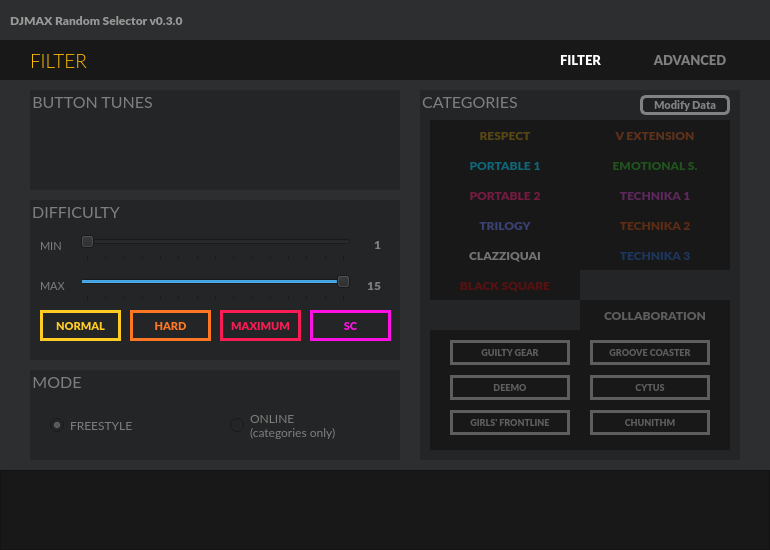
Old version of the form selector_ui.ui in the repository wowvv0w/djmax-random-selector.
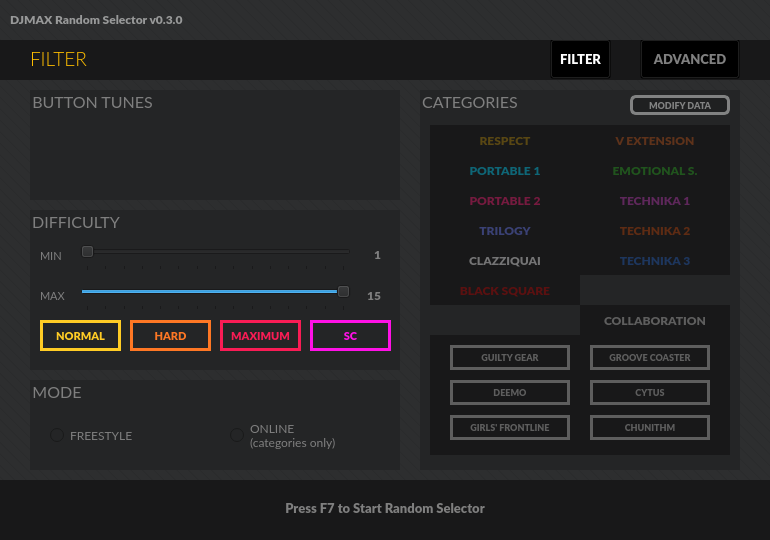
New version of the form. Icons and pictures are not drawn.

Commit message: ui designing 5, input delay add again

Patch:
```diff
--- a/selector_ui.ui
+++ b/selector_ui.ui
@@ -7,19 +7,19 @@
     <x>0</x>
     <y>0</y>
     <width>770</width>
-    <height>550</height>
+    <height>540</height>
    </rect>
   </property>
   <property name="minimumSize">
    <size>
     <width>770</width>
-    <height>550</height>
+    <height>540</height>
    </size>
   </property>
   <property name="maximumSize">
    <size>
     <width>770</width>
-    <height>550</height>
+    <height>540</height>
    </size>
   </property>
   <property name="font">
@@ -31,16 +31,45 @@
    <string>DJMAX Random Selector v0.3.0</string>
   </property>
   <property name="styleSheet">
-   <string notr="true">background-color: #2d2e2f;</string>
+   <string notr="true">QWidget{
+	background-color:qlineargradient(spread:repeat, x1:0.99, y1:0.007, x2:1, y2:0, stop:0 rgba(45, 46, 47, 255), stop:0.4 rgba(45, 46, 47, 255), stop:0.475 rgba(42, 43, 44, 255), stop:0.525 rgba(42, 43, 44, 255), stop:0.6 rgba(45, 46, 47, 255), stop:1 rgba(45, 46, 47, 255));
+}
+QTabWidget::pane{
+	background: transparent;
+	border: none;
+}
+QTabBar::tab {
+    width: 0;
+	height: 0;
+	margin: 0;
+	padding: 0;
+	border: none;
+}
+QFrame{
+	background-color:#181819;
+	border:none;
+}
+QLabel{
+	background:transparent;
+	color:#7f7f7f;
+}
+QGroupBox{
+	background-color:#242526;
+	color:#7f7f7f;
+	border:none;
+}</string>
   </property>
   <widget class="QWidget" name="centralwidget">
+   <property name="styleSheet">
+    <string notr="true"/>
+   </property>
    <widget class="QTabWidget" name="tabWidget">
     <property name="geometry">
      <rect>
       <x>0</x>
       <y>90</y>
       <width>770</width>
-      <height>370</height>
+      <height>380</height>
      </rect>
     </property>
     <property name="font">
@@ -51,19 +80,7 @@
      </font>
     </property>
     <property name="styleSheet">
-     <string notr="true">QTabWidget::pane{
-	background: transparent;
-	border: none;
-
-}
-
-QTabBar::tab {
-    width: 0;
-	height: 0;
-	margin: 0;
-	padding: 0;
-	border: none;
-}</string>
+     <string notr="true">background: transparent;</string>
     </property>
     <property name="tabPosition">
      <enum>QTabWidget::North</enum>
@@ -84,7 +101,7 @@
         <x>420</x>
         <y>0</y>
         <width>320</width>
-        <height>370</height>
+        <height>380</height>
        </rect>
       </property>
       <property name="font">
@@ -102,9 +119,8 @@
        <enum>Qt::LeftToRight</enum>
       </property>
       <property name="styleSheet">
-       <string notr="true">background: #242526;
-color: #7f7f7f;
-border: none;</string>
+       <string notr="true">background-color:#242526;
+border:none;</string>
       </property>
       <property name="title">
        <string>CATEGORIES</string>
@@ -119,7 +135,7 @@
        <property name="geometry">
         <rect>
          <x>10</x>
-         <y>30</y>
+         <y>35</y>
          <width>150</width>
          <height>30</height>
         </rect>
@@ -149,15 +165,12 @@
        <property name="checkable">
         <bool>true</bool>
        </property>
-       <property name="checked">
-        <bool>false</bool>
-       </property>
       </widget>
       <widget class="QPushButton" name="cb_p1">
        <property name="geometry">
         <rect>
          <x>10</x>
-         <y>60</y>
+         <y>65</y>
          <width>150</width>
          <height>30</height>
         </rect>
@@ -187,15 +200,12 @@
        <property name="checkable">
         <bool>true</bool>
        </property>
-       <property name="checked">
-        <bool>false</bool>
-       </property>
       </widget>
       <widget class="QPushButton" name="cb_p2">
        <property name="geometry">
         <rect>
          <x>10</x>
-         <y>90</y>
+         <y>95</y>
          <width>150</width>
          <height>30</height>
         </rect>
@@ -225,15 +235,12 @@
        <property name="checkable">
         <bool>true</bool>
        </property>
-       <property name="checked">
-        <bool>false</bool>
-       </property>
       </widget>
       <widget class="QPushButton" name="cb_tr">
        <property name="geometry">
         <rect>
          <x>10</x>
-         <y>120</y>
+         <y>125</y>
          <width>150</width>
          <height>30</height>
         </rect>
@@ -263,15 +270,12 @@
        <property name="checkable">
         <bool>true</bool>
        </property>
-       <property name="checked">
-        <bool>false</bool>
-       </property>
       </widget>
       <widget class="QPushButton" name="cb_ce">
        <property name="geometry">
         <rect>
          <x>10</x>
-         <y>150</y>
+         <y>155</y>
          <width>150</width>
          <height>30</height>
         </rect>
@@ -301,15 +305,12 @@
        <property name="checkable">
         <bool>true</bool>
        </property>
-       <property name="checked">
-        <bool>false</bool>
-       </property>
       </widget>
       <widget class="QPushButton" name="cb_bs">
        <property name="geometry">
         <rect>
          <x>10</x>
-         <y>180</y>
+         <y>185</y>
          <width>150</width>
          <height>30</height>
         </rect>
@@ -339,15 +340,12 @@
        <property name="checkable">
         <bool>true</bool>
        </property>
-       <property name="checked">
-        <bool>false</bool>
-       </property>
       </widget>
       <widget class="QPushButton" name="cb_ve">
        <property name="geometry">
         <rect>
          <x>160</x>
-         <y>30</y>
+         <y>35</y>
          <width>150</width>
          <height>30</height>
         </rect>
@@ -377,15 +375,12 @@
        <property name="checkable">
         <bool>true</bool>
        </property>
-       <property name="checked">
-        <bool>false</bool>
-       </property>
       </widget>
       <widget class="QPushButton" name="cb_es">
        <property name="geometry">
         <rect>
          <x>160</x>
-         <y>60</y>
+         <y>65</y>
          <width>150</width>
          <height>30</height>
         </rect>
@@ -415,15 +410,12 @@
        <property name="checkable">
         <bool>true</bool>
        </property>
-       <property name="checked">
-        <bool>false</bool>
-       </property>
       </widget>
       <widget class="QPushButton" name="cb_t1">
        <property name="geometry">
         <rect>
          <x>160</x>
-         <y>90</y>
+         <y>95</y>
          <width>150</width>
          <height>30</height>
         </rect>
@@ -453,15 +445,12 @@
        <property name="checkable">
         <bool>true</bool>
        </property>
-       <property name="checked">
-        <bool>false</bool>
-       </property>
       </widget>
       <widget class="QPushButton" name="cb_t2">
        <property name="geometry">
         <rect>
          <x>160</x>
-         <y>120</y>
+         <y>125</y>
          <width>150</width>
          <height>30</height>
         </rect>
@@ -482,7 +471,7 @@
 
 QPushButton:checked {
  	color: #000000;
-    background-color:qlineargradient(spread:pad, x1:0, y1:0.48, x2:1, y2:0.5, stop:0 rgba(255, 8, 211, 255), stop:0.189278 rgba(255, 109, 0, 255), stop:0.27 rgba(255, 109, 0, 255), stop:0.493435 rgba(255, 196, 1, 255), stop:0.613786 rgba(255, 196, 1, 255), stop:0.799781 rgba(98, 220, 99, 255), stop:1 rgba(0, 210, 255, 255));
+    background-color:qlineargradient(spread:pad, x1:0, y1:0.48, x2:1, y2:0.5, stop:0 rgba(255, 8, 211, 255), stop:0.189278 rgba(255, 109, 0, 255), stop:0.336449 rgba(255, 128, 0, 255), stop:0.439252 rgba(255, 192, 1, 255), stop:0.616422 rgba(255, 196, 1, 255), stop:0.799781 rgba(98, 220, 99, 255), stop:0.946078 rgba(0, 210, 255, 255))
 }</string>
        </property>
        <property name="text">
@@ -491,15 +480,12 @@
        <property name="checkable">
         <bool>true</bool>
        </property>
-       <property name="checked">
-        <bool>false</bool>
-       </property>
       </widget>
       <widget class="QPushButton" name="cb_t3">
        <property name="geometry">
         <rect>
          <x>160</x>
-         <y>150</y>
+         <y>155</y>
          <width>150</width>
          <height>30</height>
         </rect>
@@ -529,15 +515,12 @@
        <property name="checkable">
         <bool>true</bool>
        </property>
-       <property name="checked">
-        <bool>false</bool>
-       </property>
       </widget>
       <widget class="QFrame" name="collab_frame">
        <property name="geometry">
         <rect>
          <x>10</x>
-         <y>240</y>
+         <y>245</y>
          <width>300</width>
          <height>120</height>
         </rect>
@@ -551,7 +534,10 @@
         </font>
        </property>
        <property name="styleSheet">
-        <string notr="true">background: #181819;</string>
+        <string notr="true">QFrame{
+	background: #181819;
+}
+</string>
        </property>
        <property name="frameShape">
         <enum>QFrame::StyledPanel</enum>
@@ -620,9 +606,8 @@
          <string notr="true">QPushButton {
     border: 3px solid #5e5e5e;
 	color: #5e5e5e;
-    background-color: #00000000;
+    background-color: transparent;
 }
-
 QPushButton:checked {
 	border-color: #51eefe;
  	color: #51eefe;
@@ -635,9 +620,6 @@
         <property name="checkable">
          <bool>true</bool>
         </property>
-        <property name="checked">
-         <bool>false</bool>
-        </property>
        </widget>
        <widget class="QPushButton" name="cb_chu">
         <property name="geometry">
@@ -660,9 +642,8 @@
          <string notr="true">QPushButton {
     border: 3px solid #5e5e5e;
 	color: #5e5e5e;
-    background-color: #00000000;
+    background-color: transparent;
 }
-
 QPushButton:checked {
 	border-color: #ffd700;
  	color: #ffd700;
@@ -675,9 +656,6 @@
         <property name="checkable">
          <bool>true</bool>
         </property>
-        <property name="checked">
-         <bool>false</bool>
-        </property>
        </widget>
        <widget class="QPushButton" name="cb_dm">
         <property name="geometry">
@@ -700,9 +678,8 @@
          <string notr="true">QPushButton {
     border: 3px solid #5e5e5e;
 	color: #5e5e5e;
-    background-color: #00000000;
+    background-color: transparent;
 }
-
 QPushButton:checked {
 	border-color: #99e5d8;
  	color: #99e5d8;
@@ -715,9 +692,6 @@
         <property name="checkable">
          <bool>true</bool>
         </property>
-        <property name="checked">
-         <bool>false</bool>
-        </property>
        </widget>
        <widget class="QPushButton" name="cb_cy">
         <property name="geometry">
@@ -740,9 +714,8 @@
          <string notr="true">QPushButton {
     border: 3px solid #5e5e5e;
 	color: #5e5e5e;
-    background-color: #00000000;
+    background-color: transparent;
 }
-
 QPushButton:checked {
 	border-color: #ee1538;
  	color: #ee1538;
@@ -755,9 +728,6 @@
         <property name="checkable">
          <bool>true</bool>
         </property>
-        <property name="checked">
-         <bool>false</bool>
-        </property>
        </widget>
        <widget class="QPushButton" name="cb_gf">
         <property name="geometry">
@@ -780,9 +750,8 @@
          <string notr="true">QPushButton {
     border: 3px solid #5e5e5e;
 	color: #5e5e5e;
-    background-color: #00000000;
+    background-color: transparent;
 }
-
 QPushButton:checked {
 	border-color: #fdb426;
  	color: #fdb426;
@@ -795,9 +764,6 @@
         <property name="checkable">
          <bool>true</bool>
         </property>
-        <property name="checked">
-         <bool>false</bool>
-        </property>
        </widget>
        <zorder>cb_gg</zorder>
        <zorder>cb_gc</zorder>
@@ -810,7 +776,7 @@
        <property name="geometry">
         <rect>
          <x>160</x>
-         <y>210</y>
+         <y>215</y>
          <width>150</width>
          <height>30</height>
         </rect>
@@ -840,23 +806,20 @@
        <property name="checkable">
         <bool>true</bool>
        </property>
-       <property name="checked">
-        <bool>false</bool>
-       </property>
       </widget>
       <widget class="QPushButton" name="data_button">
        <property name="geometry">
         <rect>
-         <x>220</x>
+         <x>210</x>
          <y>5</y>
-         <width>90</width>
+         <width>100</width>
          <height>20</height>
         </rect>
        </property>
        <property name="font">
         <font>
          <family>Lato Black</family>
-         <pointsize>8</pointsize>
+         <pointsize>7</pointsize>
          <weight>75</weight>
          <bold>true</bold>
         </font>
@@ -870,7 +833,7 @@
 }</string>
        </property>
        <property name="text">
-        <string>Modify Data</string>
+        <string>MODIFY DATA</string>
        </property>
       </widget>
       <zorder>cb_t3</zorder>
@@ -894,7 +857,7 @@
         <x>30</x>
         <y>0</y>
         <width>370</width>
-        <height>100</height>
+        <height>110</height>
        </rect>
       </property>
       <property name="font">
@@ -906,9 +869,8 @@
        </font>
       </property>
       <property name="styleSheet">
-       <string notr="true">background: #242526;
-color: #7f7f7f;
-border: none</string>
+       <string notr="true">background-color:#242526;
+border:none;</string>
       </property>
       <property name="title">
        <string>BUTTON TUNES</string>
@@ -919,7 +881,7 @@
          <x>30</x>
          <y>30</y>
          <width>311</width>
-         <height>62</height>
+         <height>71</height>
         </rect>
        </property>
        <layout class="QHBoxLayout" name="bt_layout">
@@ -941,11 +903,6 @@
             <bold>false</bold>
            </font>
           </property>
-          <property name="styleSheet">
-           <string notr="true">QPushButton {
-    background: transparent;
-}</string>
-          </property>
           <property name="text">
            <string/>
           </property>
@@ -965,9 +922,6 @@
           <property name="checkable">
            <bool>true</bool>
           </property>
-          <property name="checked">
-           <bool>false</bool>
-          </property>
          </widget>
         </item>
         <item>
@@ -985,11 +939,6 @@
             <bold>false</bold>
            </font>
           </property>
-          <property name="styleSheet">
-           <string notr="true">QPushButton{
-	background: transparent;
-}</string>
-          </property>
           <property name="text">
            <string/>
           </property>
@@ -1009,9 +958,6 @@
           <property name="checkable">
            <bool>true</bool>
           </property>
-          <property name="checked">
-           <bool>false</bool>
-          </property>
          </widget>
         </item>
         <item>
@@ -1029,11 +975,6 @@
             <bold>false</bold>
            </font>
           </property>
-          <property name="styleSheet">
-           <string notr="true">QPushButton{
-	background: transparent;
-}</string>
-          </property>
           <property name="text">
            <string/>
           </property>
@@ -1053,9 +994,6 @@
           <property name="checkable">
            <bool>true</bool>
           </property>
-          <property name="checked">
-           <bool>false</bool>
-          </property>
          </widget>
         </item>
         <item>
@@ -1074,9 +1012,7 @@
            </font>
           </property>
           <property name="styleSheet">
-           <string notr="true">QPushButton{
-	background: transparent;
-}</string>
+           <string notr="true"/>
           </property>
           <property name="text">
            <string/>
@@ -1097,9 +1033,6 @@
           <property name="checkable">
            <bool>true</bool>
           </property>
-          <property name="checked">
-           <bool>false</bool>
-          </property>
          </widget>
         </item>
        </layout>
@@ -1128,7 +1061,7 @@
       <property name="geometry">
        <rect>
         <x>30</x>
-        <y>110</y>
+        <y>120</y>
         <width>370</width>
         <height>160</height>
        </rect>
@@ -1142,9 +1075,8 @@
        </font>
       </property>
       <property name="styleSheet">
-       <string notr="true">background: #242526;
-color: #7f7f7f;
-border: none</string>
+       <string notr="true">background-color:#242526;
+border:none;</string>
       </property>
       <property name="title">
        <string>DIFFICULTY</string>
@@ -1352,9 +1284,6 @@
        <property name="checkable">
         <bool>true</bool>
        </property>
-       <property name="checked">
-        <bool>false</bool>
-       </property>
       </widget>
       <widget class="QPushButton" name="cb_hd">
        <property name="geometry">
@@ -1392,9 +1321,6 @@
        <property name="checkable">
         <bool>true</bool>
        </property>
-       <property name="checked">
-        <bool>false</bool>
-       </property>
       </widget>
       <widget class="QPushButton" name="cb_mx">
        <property name="geometry">
@@ -1432,9 +1358,6 @@
        <property name="checkable">
         <bool>true</bool>
        </property>
-       <property name="checked">
-        <bool>false</bool>
-       </property>
       </widget>
       <widget class="QPushButton" name="cb_sc">
        <property name="geometry">
@@ -1472,9 +1395,6 @@
        <property name="checkable">
         <bool>true</bool>
        </property>
-       <property name="checked">
-        <bool>false</bool>
-       </property>
       </widget>
       <widget class="QLabel" name="lock_diff">
        <property name="geometry">
@@ -1500,7 +1420,7 @@
       <property name="geometry">
        <rect>
         <x>30</x>
-        <y>280</y>
+        <y>290</y>
         <width>370</width>
         <height>90</height>
        </rect>
@@ -1514,9 +1434,9 @@
        </font>
       </property>
       <property name="styleSheet">
-       <string notr="true">background: #242526;
-color: #7f7f7f;
-border:none</string>
+       <string notr="true">background-color:#242526;
+border:none;
+color:#7f7f7f</string>
       </property>
       <property name="title">
        <string>MODE</string>
@@ -1543,9 +1463,6 @@
        <property name="text">
         <string>FREESTYLE</string>
        </property>
-       <property name="checked">
-        <bool>true</bool>
-       </property>
       </widget>
       <widget class="QRadioButton" name="cb_online">
        <property name="geometry">
@@ -1568,9 +1485,6 @@
         <string>ONLINE
 (categories only)</string>
        </property>
-       <property name="checked">
-        <bool>false</bool>
-       </property>
       </widget>
      </widget>
     </widget>
@@ -1590,9 +1504,17 @@
      </rect>
     </property>
     <property name="styleSheet">
-     <string notr="true">background-color: #181819;
-color: #7f7f7f;
-border:none;</string>
+     <string notr="true">QLabel{
+	background: transparent;
+	color: #ffbe00;
+}
+QPushButton {
+	color: #7f7f7f;
+    background-color: transparent;
+}
+QPushButton:checked {
+ 	color: #ffffff;
+}</string>
     </property>
     <property name="frameShape">
      <enum>QFrame::StyledPanel</enum>
@@ -1604,7 +1526,7 @@
      <property name="geometry">
       <rect>
        <x>30</x>
-       <y>0</y>
+       <y>-2</y>
        <width>271</width>
        <height>41</height>
       </rect>
@@ -1615,10 +1537,6 @@
        <pointsize>14</pointsize>
       </font>
      </property>
-     <property name="styleSheet">
-      <string notr="true">background:transparent;
-color: #ffbe00</string>
-     </property>
      <property name="text">
       <string>FILTER</string>
      </property>
@@ -1630,7 +1548,7 @@
      <property name="geometry">
       <rect>
        <x>550</x>
-       <y>0</y>
+       <y>-1</y>
        <width>61</width>
        <height>40</height>
       </rect>
@@ -1644,14 +1562,7 @@
       </font>
      </property>
      <property name="styleSheet">
-      <string notr="true">QPushButton {
-	color: #7f7f7f;
-    background-color: transparent;
-}
-
-QPushButton:checked {
- 	color: #ffffff;
-}</string>
+      <string notr="true"/>
      </property>
      <property name="text">
       <string>FILTER</string>
@@ -1667,7 +1578,7 @@
      <property name="geometry">
       <rect>
        <x>640</x>
-       <y>0</y>
+       <y>-1</y>
        <width>100</width>
        <height>40</height>
       </rect>
@@ -1680,16 +1591,6 @@
        <bold>true</bold>
       </font>
      </property>
-     <property name="styleSheet">
-      <string notr="true">QPushButton {
-	color: #7f7f7f;
-    background-color: transparent;
-}
-
-QPushButton:checked {
- 	color: #ffffff;
-}</string>
-     </property>
      <property name="text">
       <string>ADVANCED</string>
      </property>
@@ -1702,13 +1603,15 @@
     <property name="geometry">
      <rect>
       <x>0</x>
-      <y>470</y>
+      <y>480</y>
       <width>770</width>
-      <height>80</height>
+      <height>60</height>
      </rect>
     </property>
     <property name="styleSheet">
-     <string notr="true">background-color: #181819;</string>
+     <string notr="true">QFrame{
+	background-color: #181819;
+}</string>
     </property>
     <property name="frameShape">
      <enum>QFrame::StyledPanel</enum>
@@ -1716,6 +1619,30 @@
     <property name="frameShadow">
      <enum>QFrame::Raised</enum>
     </property>
+    <widget class="QLabel" name="label">
+     <property name="geometry">
+      <rect>
+       <x>0</x>
+       <y>-2</y>
+       <width>770</width>
+       <height>60</height>
+      </rect>
+     </property>
+     <property name="font">
+      <font>
+       <family>Lato Black</family>
+       <pointsize>10</pointsize>
+       <weight>75</weight>
+       <bold>true</bold>
+      </font>
+     </property>
+     <property name="text">
+      <string>Press F7 to Start Random Selector</string>
+     </property>
+     <property name="alignment">
+      <set>Qt::AlignCenter</set>
+     </property>
+    </widget>
    </widget>
    <widget class="QFrame" name="title_bar">
     <property name="geometry">
@@ -1727,8 +1654,17 @@
      </rect>
     </property>
     <property name="styleSheet">
-     <string notr="true">background:transparent;
-border:none;</string>
+     <string notr="true">QFrame{
+	background:transparent;
+}
+QPushButton{
+	background: transparent;
+	border: none;
+}
+QPushButton:hover{
+	background:#3d3e3f;
+}
+</string>
     </property>
     <property name="frameShape">
      <enum>QFrame::StyledPanel</enum>
@@ -1799,7 +1735,7 @@
      <property name="geometry">
       <rect>
        <x>10</x>
-       <y>0</y>
+       <y>-1</y>
        <width>391</width>
        <height>41</height>
       </rect>
```
Left out of the diff: 113 changed lines with no effect on the pictures. The commit also changes 2 other files.
